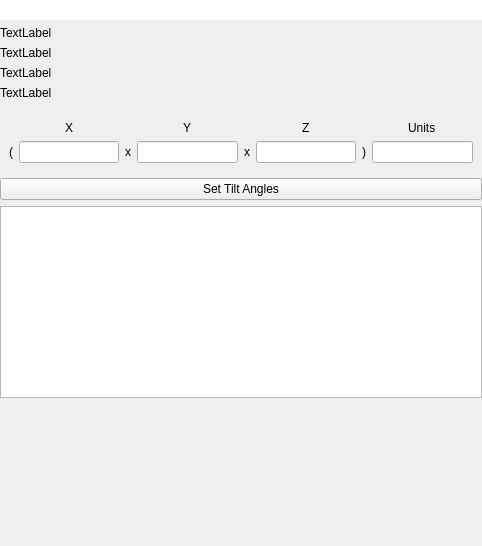
OpenChemistry/tomviz, file tomviz/DataPropertiesPanel.ui: the form before one commit.
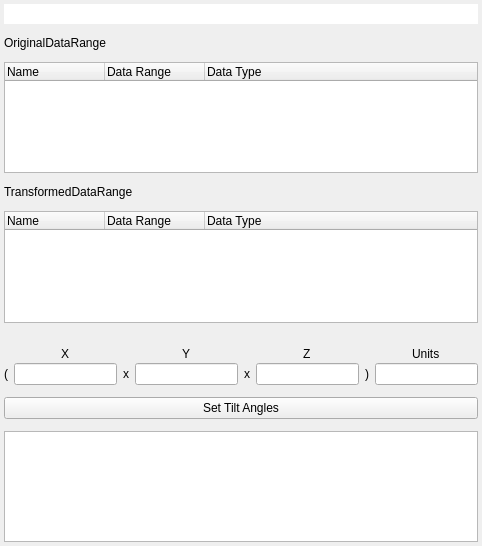
The form after the commit. Custom widgets are drawn as their Qt base class.

Commit message:
Improve the data properties panel
Now the data properties panel shows the various point-associated
arrays that may be present in a dataset as well as their ranges and
types in a table. Additionally, the data dimensions label is made more
explicit.

The edit to the form file:
```diff
--- a/tomviz/DataPropertiesPanel.ui
+++ b/tomviz/DataPropertiesPanel.ui
@@ -14,8 +14,20 @@
    <string>Form</string>
   </property>
   <layout class="QVBoxLayout" name="verticalLayout">
-   <property name="margin">
-    <number>0</number>
+   <property name="spacing">
+    <number>12</number>
+   </property>
+   <property name="leftMargin">
+    <number>4</number>
+   </property>
+   <property name="topMargin">
+    <number>4</number>
+   </property>
+   <property name="rightMargin">
+    <number>4</number>
+   </property>
+   <property name="bottomMargin">
+    <number>4</number>
    </property>
    <item>
     <widget class="QLineEdit" name="FileName">
@@ -33,7 +45,7 @@
    <item>
     <widget class="QLabel" name="OriginalDataRange">
      <property name="text">
-      <string>TextLabel</string>
+      <string>OriginalDataRange</string>
      </property>
      <property name="wordWrap">
       <bool>true</bool>
@@ -41,19 +53,31 @@
     </widget>
    </item>
    <item>
-    <widget class="QLabel" name="OriginalDataType">
-     <property name="text">
-      <string>TextLabel</string>
+    <widget class="pqTreeWidget" name="OriginalDataTreeWidget">
+     <property name="rootIsDecorated">
+      <bool>false</bool>
      </property>
-     <property name="wordWrap">
-      <bool>true</bool>
-     </property>
+     <column>
+      <property name="text">
+       <string>Name</string>
+      </property>
+     </column>
+     <column>
+      <property name="text">
+       <string>Data Range</string>
+      </property>
+     </column>
+     <column>
+      <property name="text">
+       <string>Data Type</string>
+      </property>
+     </column>
     </widget>
    </item>
    <item>
     <widget class="QLabel" name="TransformedDataRange">
      <property name="text">
-      <string>TextLabel</string>
+      <string>TransformedDataRange</string>
      </property>
      <property name="wordWrap">
       <bool>true</bool>
@@ -61,13 +85,25 @@
     </widget>
    </item>
    <item>
-    <widget class="QLabel" name="TransformedDataType">
-     <property name="text">
-      <string>TextLabel</string>
+    <widget class="pqTreeWidget" name="TransformedDataTreeWidget">
+     <property name="rootIsDecorated">
+      <bool>false</bool>
      </property>
-     <property name="wordWrap">
-      <bool>true</bool>
-     </property>
+     <column>
+      <property name="text">
+       <string>Name</string>
+      </property>
+     </column>
+     <column>
+      <property name="text">
+       <string>Data Range</string>
+      </property>
+     </column>
+     <column>
+      <property name="text">
+       <string>Data Type</string>
+      </property>
+     </column>
     </widget>
    </item>
    <item>
@@ -82,8 +118,23 @@
    <item>
     <widget class="QWidget" name="LengthWidget" native="true">
      <layout class="QVBoxLayout" name="verticalLayout1">
+      <property name="leftMargin">
+       <number>0</number>
+      </property>
+      <property name="topMargin">
+       <number>0</number>
+      </property>
+      <property name="rightMargin">
+       <number>0</number>
+      </property>
+      <property name="bottomMargin">
+       <number>0</number>
+      </property>
       <item>
        <layout class="QGridLayout" name="gridLayout_2">
+        <property name="verticalSpacing">
+         <number>2</number>
+        </property>
         <item row="1" column="0">
          <widget class="QLabel" name="leftBracketLabel">
           <property name="text">
@@ -205,6 +256,13 @@
    </item>
   </layout>
  </widget>
+ <customwidgets>
+  <customwidget>
+   <class>pqTreeWidget</class>
+   <extends>QTreeWidget</extends>
+   <header>pqTreeWidget.h</header>
+  </customwidget>
+ </customwidgets>
  <tabstops>
   <tabstop>FileName</tabstop>
   <tabstop>xLengthBox</tabstop>
```
Left out of the diff: 11 changed lines with no effect on the pictures. The commit also changes 2 other files.
